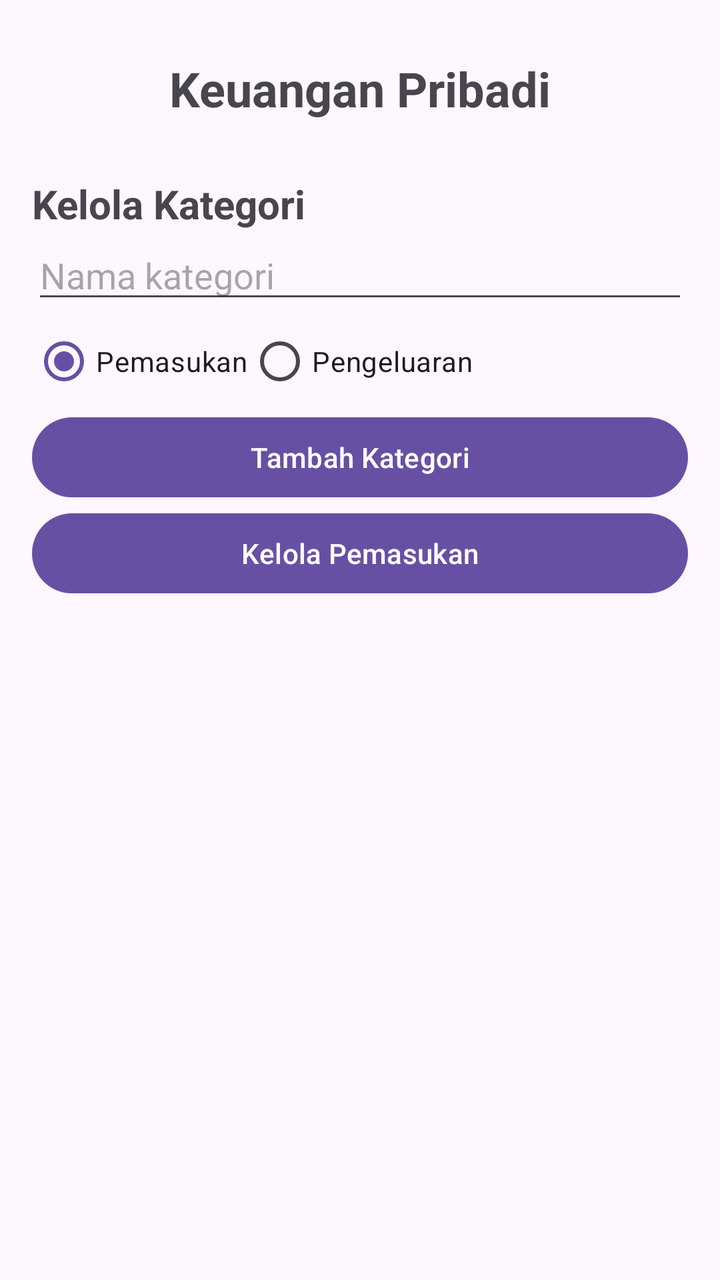
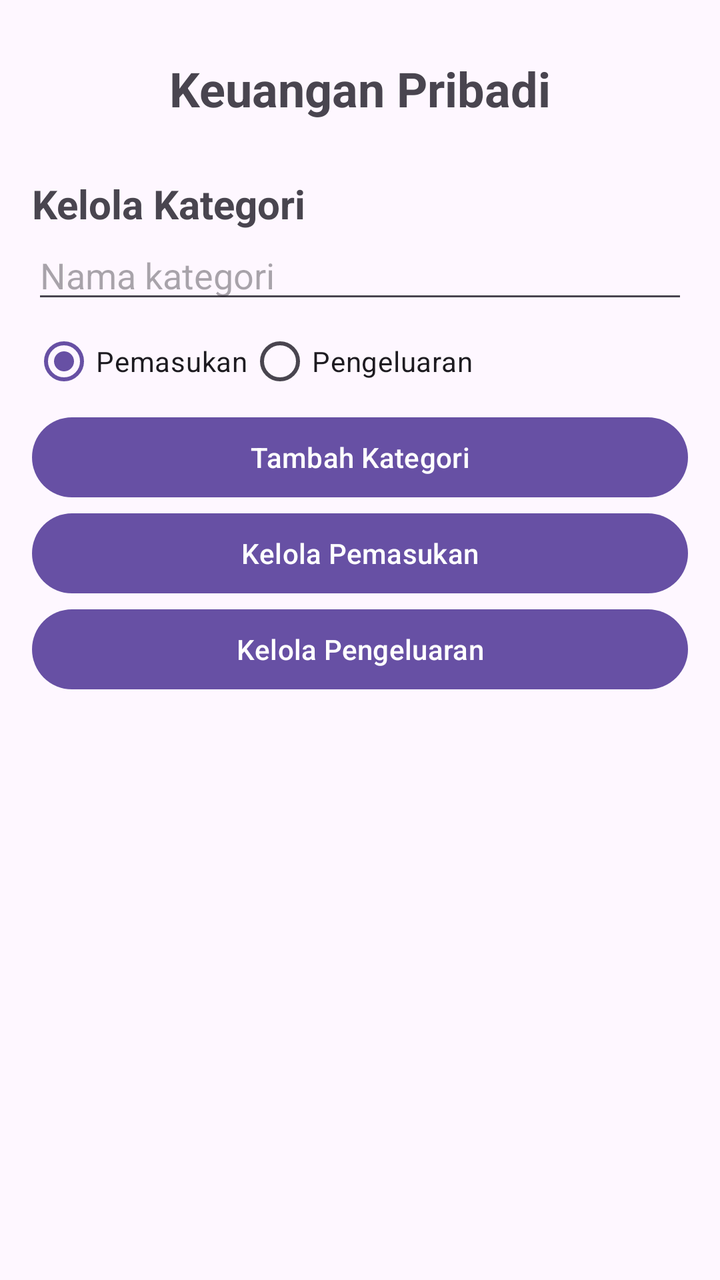

Compare the two renders of this Android layout. The source of the first and the diff that turns it into the second are given below.
<!-- AndroidManifest.xml: application theme Theme.KeuanganPribadi -->
<!-- res/layout/activity_main.xml -->
<?xml version="1.0" encoding="utf-8"?>
<LinearLayout xmlns:android="http://schemas.android.com/apk/res/android"
    android:layout_width="match_parent"
    android:layout_height="match_parent"
    android:orientation="vertical"
    android:padding="16dp">

    <TextView
        android:layout_width="match_parent"
        android:layout_height="wrap_content"
        android:text="Keuangan Pribadi"
        android:textSize="24sp"
        android:textStyle="bold"
        android:gravity="center"
        android:padding="12dp" />

    <TextView
        android:layout_width="match_parent"
        android:layout_height="wrap_content"
        android:text="Kelola Kategori"
        android:textSize="20sp"
        android:textStyle="bold"
        android:layout_marginTop="16dp" />

    <EditText
        android:id="@+id/etNamaKategori"
        android:layout_width="match_parent"
        android:layout_height="wrap_content"
        android:hint="Nama kategori"
        android:inputType="textCapSentences" />

    <RadioGroup
        android:id="@+id/rgJenisKategori"
        android:layout_width="match_parent"
        android:layout_height="wrap_content"
        android:orientation="horizontal">

        <RadioButton
            android:id="@+id/rbPemasukan"
            android:layout_width="wrap_content"
            android:layout_height="wrap_content"
            android:text="Pemasukan"
            android:checked="true" />

        <RadioButton
            android:id="@+id/rbPengeluaran"
            android:layout_width="wrap_content"
            android:layout_height="wrap_content"
            android:text="Pengeluaran" />
    </RadioGroup>

    <Button
        android:id="@+id/btnTambahKategori"
        android:layout_width="match_parent"
        android:layout_height="wrap_content"
        android:text="Tambah Kategori" />

    <Button
        android:id="@+id/btnBukaPemasukan"
        android:layout_width="match_parent"
        android:layout_height="wrap_content"
        android:text="Kelola Pemasukan" />

    <androidx.recyclerview.widget.RecyclerView
        android:id="@+id/rvKategori"
        android:layout_width="match_parent"
        android:layout_height="0dp"
        android:layout_weight="1"
        android:layout_marginTop="12dp" />

</LinearLayout>
<!-- resources referenced by this layout -->
<resources>
  <style name="Theme.KeuanganPribadi" parent="Base.Theme.KeuanganPribadi" />
  <style name="Base.Theme.KeuanganPribadi" parent="Theme.Material3.DayNight.NoActionBar">
          
          
      </style>
</resources>

<!-- the commit's change to res/layout/activity_main.xml (unified diff, before → after) -->
@@ -61,6 +61,12 @@
         android:layout_height="wrap_content"
         android:text="Kelola Pemasukan" />
 
+    <Button
+        android:id="@+id/btnBukaPengeluaran"
+        android:layout_width="match_parent"
+        android:layout_height="wrap_content"
+        android:text="Kelola Pengeluaran" />
+
     <androidx.recyclerview.widget.RecyclerView
         android:id="@+id/rvKategori"
         android:layout_width="match_parent"
